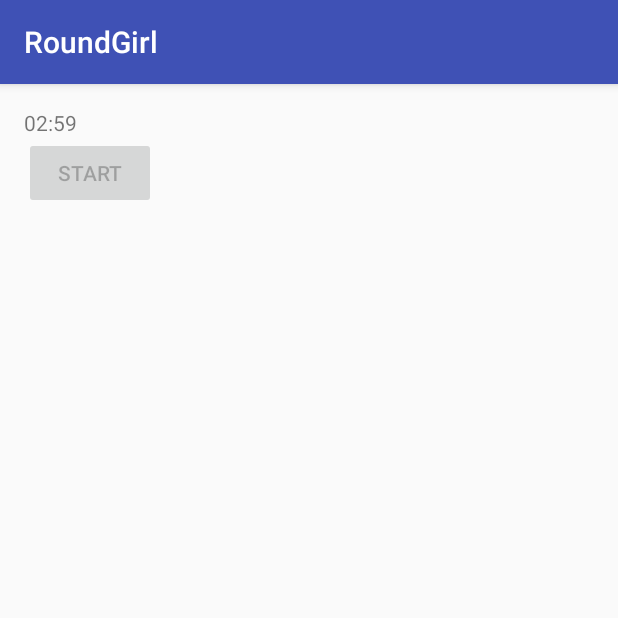
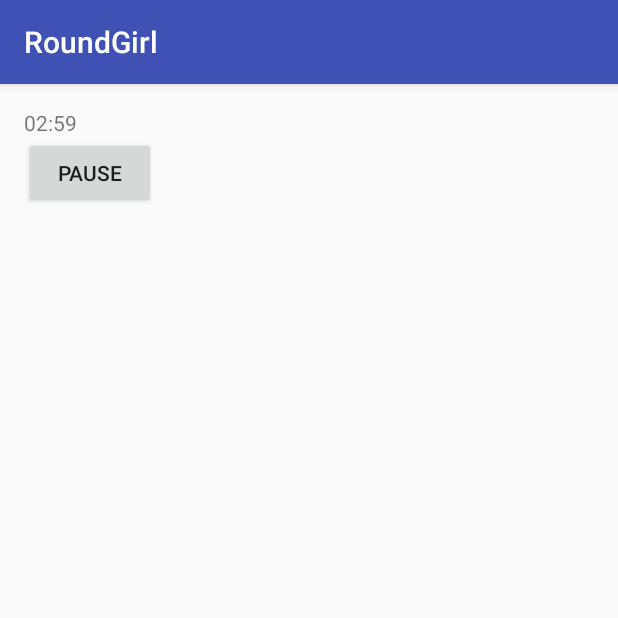
Before and after one commit to kirkbae/BellBoy, an Android app: the screen it shows after launch (MainActivity), after a tap on "START", on a phone screen of 412 x 824 dp, the top half of it. Run offline under Robolectric (Android 15) with nearby library versions, the light colour scheme and no system bars.

Commit message:
Remove state pattern.

```diff
--- a/Source/app/src/main/java/com/enomasoftware/roundgirl/BellBoy.java
+++ /dev/null
@@ -1,82 +0,0 @@
-package com.enomasoftware.roundgirl;
-
-import android.os.CountDownTimer;
-
-/**
- * Created by kirk on 20/05/16.
- */
-public class BellBoy {
-    private static final long COUNTDOWNTIMER_BUFFER = 500;
-    private Configuration mConfiguration;
-    private IEvents mEvents;
-    private int mCurrentRound = 0;
-    // This may need to be thread safe.
-    private int mCurrentRoundSecond = 0;
-    private int mCurrentBreakSecond = 0;
-
-    public BellBoy(Configuration configuration, IEvents events)
-    {
-        mConfiguration = configuration;
-        mEvents = events;
-    }
-
-    public void start()
-    {
-        startRoundCountDownTimer();
-    }
-
-    private CountDownTimer startRoundCountDownTimer()
-    {
-        // Todo: We may need to lock before updating this variable as this gets called from BreakCountDownTimer's onFinish() method.
-        // We increment the round when it starts.
-        ++mCurrentRound;
-        mEvents.onStartRound(mCurrentRound);
-
-        return new CountDownTimer(mConfiguration.getRoundDurationInSeconds() * 1000 + COUNTDOWNTIMER_BUFFER, 1000) {
-            @Override
-            public void onTick(long millisUntilFinished) {
-                int secondsUntilFinished = (int)Math.ceil(millisUntilFinished / 1000);
-
-                System.out.println("onTick " + millisUntilFinished);
-                System.out.println("onTick seconds " + secondsUntilFinished);
-                mEvents.onRoundTick(secondsUntilFinished);
-                mCurrentRoundSecond = mConfiguration.getRoundDurationInSeconds() - secondsUntilFinished;
-
-                if (secondsUntilFinished == mConfiguration.getNSecondsBeforeRoundEnd()) {
-                    mEvents.onNSecondsBeforeEndRound(mCurrentRoundSecond);
-                }
-            }
-            @Override
-            public void onFinish() {
-                mEvents.onEndRound(mCurrentRound);
-
-                if (mCurrentRound >= mConfiguration.getNumRounds())
-                {
-                    mEvents.onEnd();
-                }
-                else
-                {
-                    startBreakCountDownTimer();
-                }
-            }
-        }.start();
-    }
-
-    private CountDownTimer startBreakCountDownTimer()
-    {
-        mEvents.onStartBreak();
-
-        return new CountDownTimer(mConfiguration.getBreakDurationInSeconds() * 1000 + COUNTDOWNTIMER_BUFFER, 1000) {
-            @Override
-            public void onTick(long millisUntilFinished) {
-                int secondsUntilFinished = (int)Math.ceil(millisUntilFinished / 1000);
-                mEvents.onBreakTick(secondsUntilFinished);
-            }
-            @Override
-            public void onFinish() {
-                mEvents.onEndBreak();
-                startRoundCountDownTimer();
-            }
-        }.start();
-    }
-}
--- /dev/null
+++ b/Source/app/src/main/java/com/enomasoftware/roundgirl/BellBoy/BellBoy.java
@@ -0,0 +1,125 @@
+package com.enomasoftware.roundgirl.BellBoy;
+
+import android.os.CountDownTimer;
+
+import com.enomasoftware.roundgirl.Configuration;
+import com.enomasoftware.roundgirl.IEvents;
+
+/**
+ * Created by kirk on 20/05/16.
+ */
+public class BellBoy {
+    private static final long COUNTDOWNTIMER_BUFFER = 500;
+    private Configuration mConfiguration;
+    private IEvents mEvents;
+    private boolean mHasStarted = false;
+    private int mCurrentRound = 0;
+    // This may need to be thread safe.
+    private int mCurrentRoundSecond = 0;
+    private int mCurrentBreakSecond = 0;
+
+    private CountDownTimer mRoundCountDownTimer = null;
+    private CountDownTimer mBreakCountDownTimer = null;
+
+    public BellBoy(Configuration configuration, IEvents events) {
+        mConfiguration = configuration;
+        mEvents = events;
+    }
+
+    public void start() {
+        mHasStarted = true;
+        mRoundCountDownTimer = buildRoundCountDownTimer(mConfiguration.getRoundDurationInSeconds());
+        mRoundCountDownTimer.start();
+    }
+
+    public void pause() {
+        mHasStarted = false;
+
+        if (mRoundCountDownTimer != null) {
+            mRoundCountDownTimer.cancel();
+            mRoundCountDownTimer = null;
+        }
+        if (mBreakCountDownTimer != null) {
+            mBreakCountDownTimer.cancel();
+            mBreakCountDownTimer = null;
+        }
+    }
+
+    public void resume() {
+        if (mHasStarted == false) {
+            throw new IllegalStateException("resume() can be called only after it has been paused.");
+        }
+        mHasStarted = true;
+
+        if (mCurrentRoundSecond != 0) {
+            mRoundCountDownTimer = buildRoundCountDownTimer(mCurrentRoundSecond);
+            mRoundCountDownTimer.start();
+        } else if (mCurrentBreakSecond != 0) {
+            mBreakCountDownTimer = buildBreakCountDownTimer(mCurrentBreakSecond);
+            mBreakCountDownTimer.start();
+        } else {
+            System.out.println("resume() is called but both the mCurrentRoundSecond and mCurrentBreakSecond are zero.");
+        }
+    }
+
+    public boolean getHasStarted() {
+        return mHasStarted;
+    }
+
+    private CountDownTimer buildRoundCountDownTimer(int durationInSeconds) {
+        // Todo: We may need to lock before updating this variable as this gets called from BreakCountDownTimer's onFinish() method.
+        // We increment the round when it starts.
+        ++mCurrentRound;
+        mEvents.onStartRound(mCurrentRound);
+
+        return new CountDownTimer(durationInSeconds * 1000 + COUNTDOWNTIMER_BUFFER, 1000) {
+            @Override
+            public void onTick(long millisUntilFinished) {
+                int secondsUntilFinished = (int)Math.ceil(millisUntilFinished / 1000);
+
+                System.out.println("onTick " + millisUntilFinished);
+                System.out.println("onTick seconds " + secondsUntilFinished);
+                mEvents.onRoundTick(secondsUntilFinished);
+                mCurrentRoundSecond = mConfiguration.getRoundDurationInSeconds() - secondsUntilFinished;
+
+                if (secondsUntilFinished == mConfiguration.getNSecondsBeforeRoundEnd()) {
+                    mEvents.onNSecondsBeforeEndRound(mCurrentRoundSecond);
+                }
+            }
+            @Override
+            public void onFinish() {
+                mEvents.onEndRound(mCurrentRound);
+
+                if (mCurrentRound >= mConfiguration.getNumRounds())
+                {
+                    mEvents.onEnd();
+                }
+                else
+                {
+                    mBreakCountDownTimer = buildBreakCountDownTimer(mConfiguration.getBreakDurationInSeconds());
+                    mBreakCountDownTimer.start();
+                }
+            }
+        };
+    }
+
+    private CountDownTimer buildBreakCountDownTimer(int durationInSeconds) {
+        mEvents.onStartBreak();
+
+        return new CountDownTimer(durationInSeconds * 1000 + COUNTDOWNTIMER_BUFFER, 1000) {
+            @Override
+            public void onTick(long millisUntilFinished) {
+                int secondsUntilFinished = (int)Math.ceil(millisUntilFinished / 1000);
+                mCurrentBreakSecond = mConfiguration.getBreakDurationInSeconds() - secondsUntilFinished;
+
+                mEvents.onBreakTick(secondsUntilFinished);
+            }
+            @Override
+            public void onFinish() {
+                mEvents.onEndBreak();
+                mRoundCountDownTimer = buildRoundCountDownTimer(mConfiguration.getRoundDurationInSeconds());
+                mRoundCountDownTimer.start();
+            }
+        };
+    }
+}
--- a/Source/app/src/main/java/com/enomasoftware/roundgirl/MainActivity.java
+++ b/Source/app/src/main/java/com/enomasoftware/roundgirl/MainActivity.java
@@ -1,6 +1,5 @@
 package com.enomasoftware.roundgirl;
 
-import android.content.Context;
 import android.content.SharedPreferences;
 import android.preference.PreferenceManager;
 import android.support.v7.app.AppCompatActivity;
@@ -9,47 +8,67 @@ import android.view.View;
 import android.widget.Button;
 import android.widget.TextView;
 
-import com.enomasoftware.roundgirl.States.StateContext;
+import com.enomasoftware.roundgirl.BellBoy.BellBoy;
 
 import java.text.SimpleDateFormat;
 import java.util.Date;
 
 public class MainActivity extends AppCompatActivity {
+    public enum StartPauseButtonState {
+        START, PAUSE
+    }
+
     private Configuration mConfiguration = null;
     private BellBoy mBellBoy = null;
-
-    private StateContext mStateContext = new StateContext(this);
+    private IEvents mEventHandler = null;
 
     @Override
     protected void onCreate(Bundle savedInstanceState) {
         super.onCreate(savedInstanceState);
         setContentView(R.layout.activity_main);
+
+        mConfiguration = buildConfiguration();
+        mEventHandler = buildEventHandler();
+        mBellBoy = buildBellBoy(mConfiguration, mEventHandler);
     }
 
     public void btnStart_onClick(View view) {
-        mConfiguration = buildConfiguration();
-        mBellBoy = buildBellBoy(mConfiguration, mStateContext);
-
-        mBellBoy.start();
+        if (mBellBoy.getHasStarted()) {
+            // Was playing. Pause button was displayed.
+            mBellBoy.pause();
+            setStartPauseButtonState(StartPauseButtonState.START);
+        } else {
+            // Was paused. Start button was displayed.
+            mBellBoy.start();
+            setStartPauseButtonState(StartPauseButtonState.PAUSE);
+        }
     }
 
-    public void UpdateText(String text) {
+    private void updateText(String text) {
         TextView textView = (TextView) this.findViewById(R.id.txtMain);
         textView.setText(text.toString());
     }
 
-    public void UpdateTime(int secondsUntilFinished) {
+    private void updateTime(int secondsUntilFinished) {
         Date date = new Date(secondsUntilFinished * 1000);
 
         SimpleDateFormat dateFormat = new SimpleDateFormat("mm:ss");
         String formattedDate = dateFormat.format(date);
 
-        UpdateText(formattedDate);
+        updateText(formattedDate);
     }
 
-    public void setStartButtonEnabled(boolean enabled) {
-        Button btn = (Button) this.findViewById(R.id.btnStart);
-        btn.setEnabled(enabled);
+    private void setStartPauseButtonState(StartPauseButtonState state) {
+        Button button = (Button) this.findViewById(R.id.btnStart);
+        if (state == StartPauseButtonState.START) {
+            button.setText("Start");
+        }
+        else if (state == StartPauseButtonState.PAUSE) {
+            button.setText("Pause");
+        }
+        else {
+            throw new IllegalStateException("Unknown state was passed.");
+        }
     }
 
     private Configuration buildConfiguration() {
@@ -65,6 +84,54 @@ public class MainActivity extends AppCompatActivity {
         return new Configuration(numRounds, roundDuration, 10, breakDurtaion);
     }
 
+    private IEvents buildEventHandler() {
+        return new IEvents() {
+            @Override
+            public void onStart() {
+            }
+
+            @Override
+            public void onEnd() {
+
+            }
+
+            @Override
+            public void onStartRound(int currentRound) {
+                updateText("Round " + currentRound);
+            }
+
+            @Override
+            public void onRoundTick(int secondsUntilFinished) {
+                updateTime(secondsUntilFinished);
+            }
+
+            @Override
+            public void onNSecondsBeforeEndRound(int currentSecond) {
+                System.out.println("NSecondsBeforeEndRound called. Current second is " + currentSecond + ".");
+            }
+
+            @Override
+            public void onEndRound(int currentRound) {
+
+            }
+
+            @Override
+            public void onStartBreak() {
+                updateText("Break");
+            }
+
+            @Override
+            public void onBreakTick(int secondsUntilFinished) {
+                updateTime(secondsUntilFinished);
+            }
+
+            @Override
+            public void onEndBreak() {
+
+            }
+        };
+    }
+
     private BellBoy buildBellBoy(Configuration configuration, IEvents events) {
         return new BellBoy(configuration, events);
     }
--- a/Source/app/src/main/java/com/enomasoftware/roundgirl/States/BreakState.java
+++ /dev/null
@@ -1,16 +0,0 @@
-package com.enomasoftware.roundgirl.States;
-
-import com.enomasoftware.roundgirl.MainActivity;
-
-import java.text.SimpleDateFormat;
-import java.util.Date;
-
-/**
- * Created by kirk on 28/05/16.
- */
-public class BreakState implements IState {
-    @Override
-    public void render(MainActivity mainActivity, Object data) {
-        mainActivity.UpdateTime((int)data);
-    }
-}
--- a/Source/app/src/main/java/com/enomasoftware/roundgirl/States/EndBreakState.java
+++ /dev/null
@@ -1,13 +0,0 @@
-package com.enomasoftware.roundgirl.States;
-
-import com.enomasoftware.roundgirl.MainActivity;
-
-/**
- * Created by kirk on 28/05/16.
- */
-public class EndBreakState implements IState {
-    @Override
-    public void render(MainActivity mainActivity, Object data) {
-        System.out.println("EndBreakState.render() called.");
-    }
-}
--- a/Source/app/src/main/java/com/enomasoftware/roundgirl/States/EndRoundState.java
+++ /dev/null
@@ -1,13 +0,0 @@
-package com.enomasoftware.roundgirl.States;
-
-import com.enomasoftware.roundgirl.MainActivity;
-
-/**
- * Created by kirk on 26/05/16.
- */
-public class EndRoundState implements IState {
-    @Override
-    public void render(MainActivity mainActivity, Object data) {
-        System.out.println("EndRoundState.render() called.");
-    }
-}
--- a/Source/app/src/main/java/com/enomasoftware/roundgirl/States/EndSessionState.java
+++ /dev/null
@@ -1,13 +0,0 @@
-package com.enomasoftware.roundgirl.States;
-
-import com.enomasoftware.roundgirl.MainActivity;
-
-/**
- * Created by kirk on 28/05/16.
- */
-public class EndSessionState implements IState {
-    @Override
-    public void render(MainActivity mainActivity, Object data) {
-        System.out.println("EndSessionState.render() called.");
-    }
-}
--- a/Source/app/src/main/java/com/enomasoftware/roundgirl/States/IState.java
+++ /dev/null
@@ -1,11 +0,0 @@
-package com.enomasoftware.roundgirl.States;
-
-import com.enomasoftware.roundgirl.IEvents;
-import com.enomasoftware.roundgirl.MainActivity;
-
-/**
- * Created by kirk on 26/05/16.
- */
-public interface IState {
-    void render(MainActivity mainActivity, Object data);
-}
--- a/Source/app/src/main/java/com/enomasoftware/roundgirl/States/NSecondsBeforeEndRound.java
+++ /dev/null
@@ -1,13 +0,0 @@
-package com.enomasoftware.roundgirl.States;
-
-import com.enomasoftware.roundgirl.MainActivity;
-
-/**
- * Created by kirk on 28/05/16.
- */
-public class NSecondsBeforeEndRound implements IState {
-    @Override
-    public void render(MainActivity mainActivity, Object data) {
-        System.out.println("NSecondsBeforeEndRound.render() called. Current second is " + data.toString());
-    }
-}
--- a/Source/app/src/main/java/com/enomasoftware/roundgirl/States/RoundState.java
+++ /dev/null
@@ -1,16 +0,0 @@
-package com.enomasoftware.roundgirl.States;
-
-import com.enomasoftware.roundgirl.MainActivity;
-
-import java.text.SimpleDateFormat;
-import java.util.Date;
-
-/**
- * Created by kirk on 26/05/16.
- */
-public class RoundState implements IState {
-    @Override
-    public void render(MainActivity mainActivity, Object data) {
-        mainActivity.UpdateTime((int)data);
-    }
-}
--- a/Source/app/src/main/java/com/enomasoftware/roundgirl/States/StartBreakState.java
+++ /dev/null
@@ -1,14 +0,0 @@
-package com.enomasoftware.roundgirl.States;
-
-import com.enomasoftware.roundgirl.MainActivity;
-
-/**
- * Created by kirk on 28/05/16.
- */
-public class StartBreakState implements IState {
-    @Override
-    public void render(MainActivity mainActivity, Object data) {
-        String text = "Break";
-        mainActivity.UpdateText(text);
-    }
-}
--- a/Source/app/src/main/java/com/enomasoftware/roundgirl/States/StartRoundState.java
+++ /dev/null
@@ -1,17 +0,0 @@
-package com.enomasoftware.roundgirl.States;
-
-import com.enomasoftware.roundgirl.MainActivity;
-
-/**
- * Created by kirk on 26/05/16.
- */
-public class StartRoundState implements IState {
-
-    @Override
-    public void render(MainActivity mainActivity, Object data) {
-        String text = "Round " + data.toString();
-        mainActivity.UpdateText(text);
-
-        mainActivity.setStartButtonEnabled(false);
-    }
-}
--- a/Source/app/src/main/java/com/enomasoftware/roundgirl/States/StartSessionState.java
+++ /dev/null
@@ -1,15 +0,0 @@
-package com.enomasoftware.roundgirl.States;
-
-import com.enomasoftware.roundgirl.IEvents;
-import com.enomasoftware.roundgirl.MainActivity;
-
-/**
- * Created by kirk on 26/05/16.
- */
-public class StartSessionState implements IState {
-
-    @Override
-    public void render(MainActivity mainActivity, Object data) {
-        System.out.println("StartSessionState.render called.");
-    }
-}
--- a/Source/app/src/main/java/com/enomasoftware/roundgirl/States/StateContext.java
+++ /dev/null
@@ -1,77 +0,0 @@
-package com.enomasoftware.roundgirl.States;
-
-import com.enomasoftware.roundgirl.IEvents;
-import com.enomasoftware.roundgirl.MainActivity;
-
-/**
- * Created by kirk on 26/05/16.
- */
-public class StateContext implements IEvents {
-    private IState mState;
-    private MainActivity mMainActivity;
-
-    private StartSessionState mStartSessionState = new StartSessionState();
-    private StartRoundState mStartRoundState = new StartRoundState();
-    private RoundState mRoundState = new RoundState();
-    private NSecondsBeforeEndRound mNSecondsBeforeEndRound = new NSecondsBeforeEndRound();
-    private EndRoundState mEndRoundState = new EndRoundState();
-    private StartBreakState mStartBreakState = new StartBreakState();
-    private BreakState mBreakState = new BreakState();
-    private EndBreakState mEndBreakState = new EndBreakState();
-    private EndSessionState mEndSessionState = new EndSessionState();
-
-    public StateContext(MainActivity mainActivity) {
-        mMainActivity = mainActivity;
-    }
-
-    private void setState(IState state, Object data) {
-        mState = state;
-
-        state.render(mMainActivity, data);
-    }
-
-    @Override
-    public void onStart() {
-        setState(mStartSessionState, null);
-    }
-
-    @Override
-    public void onEnd() {
-        setState(mEndSessionState, null);
-    }
-
-    @Override
-    public void onStartRound(int currentRound) {
-        setState(mStartRoundState, currentRound);
-    }
-
-    @Override
-    public void onRoundTick(int secondsUntilFinished) {
-        setState(mRoundState, secondsUntilFinished);
-    }
-
-    @Override
-    public void onNSecondsBeforeEndRound(int currentSecond) {
-        setState(mNSecondsBeforeEndRound, currentSecond);
-    }
-
-    @Override
-    public void onEndRound(int currentRound) {
-        setState(mEndRoundState, currentRound);
-    }
-
-    @Override
-    public void onStartBreak() {
-        setState(mStartBreakState, null);
-    }
-
-    @Override
-    public void onBreakTick(int secondsUntilFinished) {
-        setState(mBreakState, secondsUntilFinished);
-    }
-
-    @Override
-    public void onEndBreak() {
-        setState(mEndBreakState, null);
-    }
-}
```
Also changed, not shown: Source/app/src/main/java/com/enomasoftware/roundgirl/BellBoy/IBellBoyState.java (added, +10 -0 lines), Source/app/src/main/java/com/enomasoftware/roundgirl/BellBoy/StartState.java (added, +27 -0 lines).
